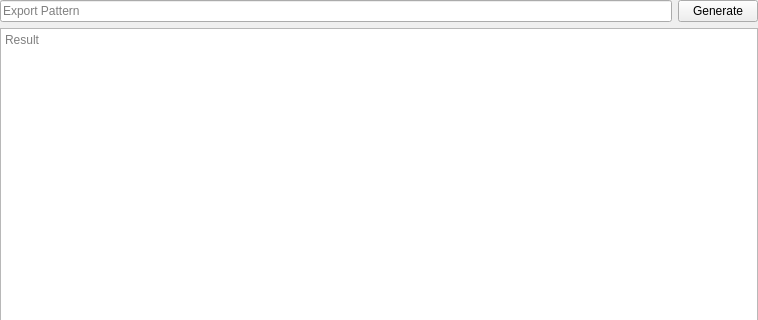
First picture: the form in addons/search/MatchExportDialog.ui, repository KDE/kate, before the edit; both pictures show x 0 to 758 and y 0 to 320 of the 758 by 475 pixel window.
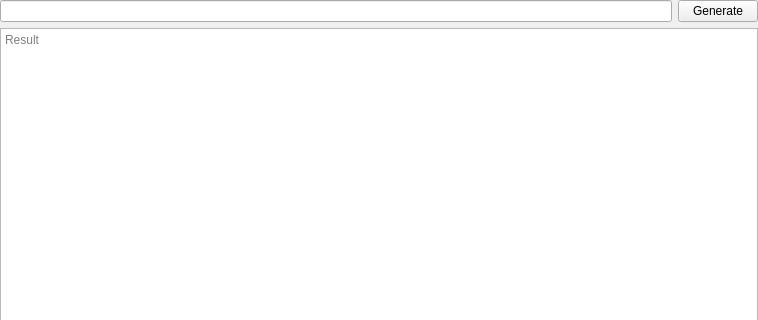
Second picture: the form after the edit.

Commit message:
Search plugin: Improve usability of “Export matches”
Changes:
- Improve the tooltip text to explain what the feature does
- Mention support for capture groups like \\0, \\1, etc.

What changed in the file:
```diff
--- a/addons/search/MatchExportDialog.ui
+++ b/addons/search/MatchExportDialog.ui
@@ -27,9 +27,6 @@
     <layout class="QHBoxLayout" name="horizontalLayout">
      <item>
       <widget class="QLineEdit" name="exportPatternText">
-       <property name="placeholderText">
-        <string>Export Pattern</string>
-       </property>
       </widget>
      </item>
      <item>
```
The commit also changes 2 other files.
